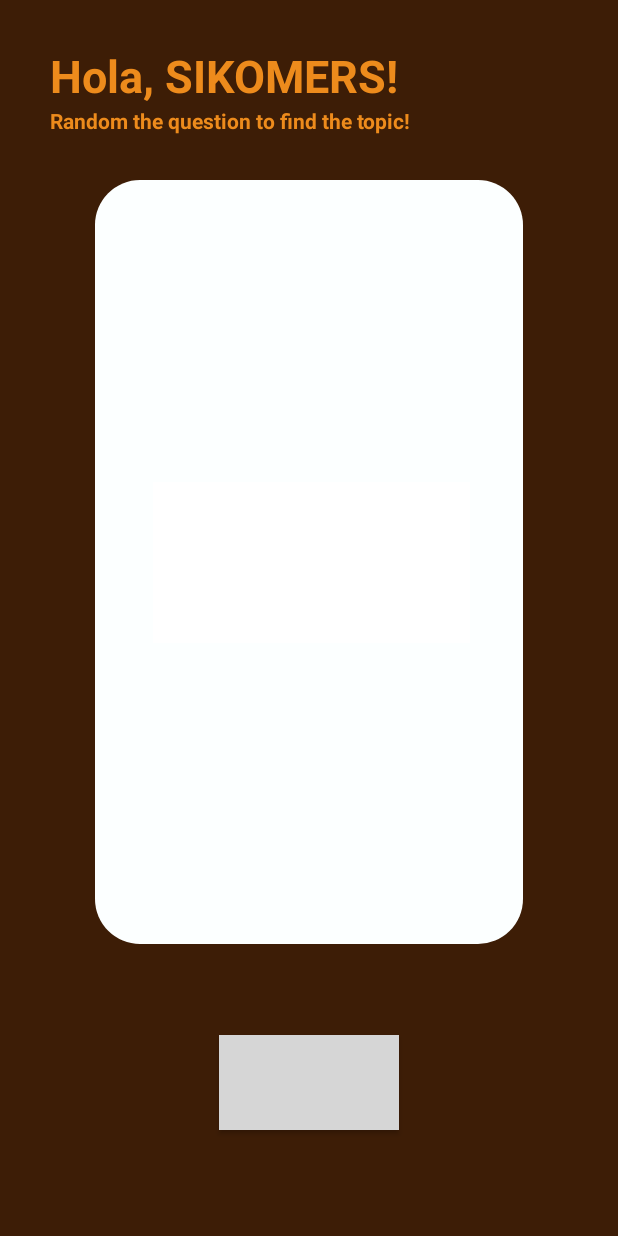
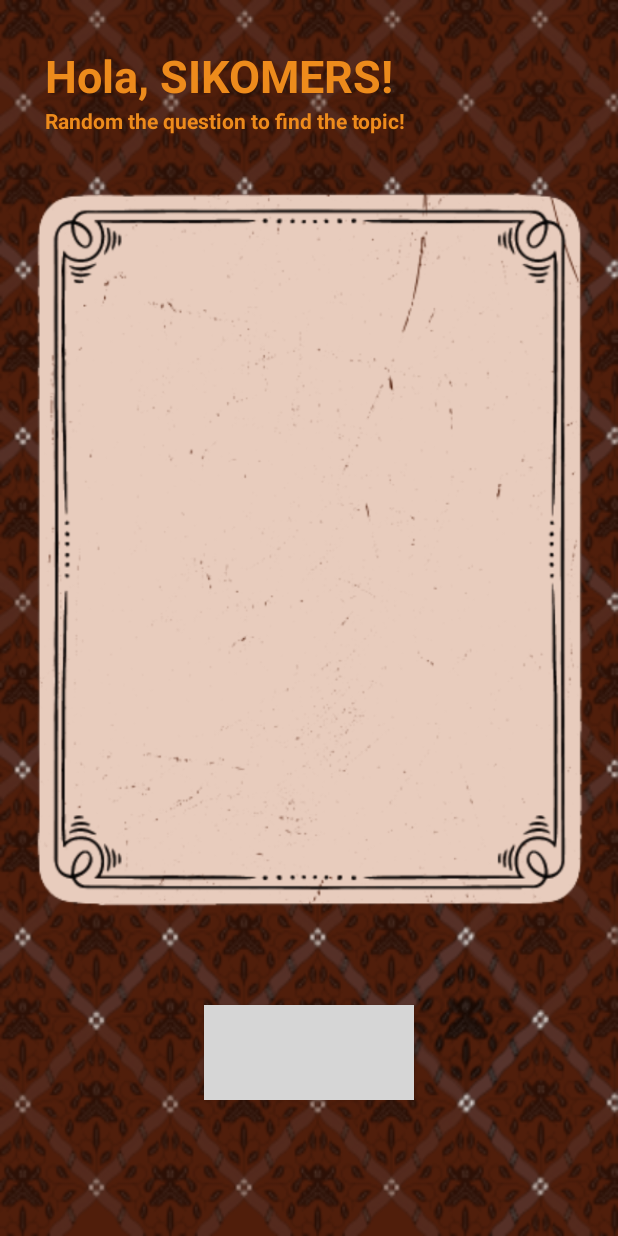
Before and after one commit to Aftermath00/refactorCSUSU, an Android app: the screen it shows after launch (MainActivity), on a phone screen of 412 x 824 dp. Run offline under Robolectric (Android 15) with nearby library versions, the phone set to English and light mode, and no system bars; grey boxes are pictures that could not be loaded.

Commit message:
changing bg and card bg

```diff
--- a/app/src/main/AndroidManifest.xml
+++ b/app/src/main/AndroidManifest.xml
@@ -6,7 +6,7 @@
 			android:allowBackup="true"
 			android:dataExtractionRules="@xml/data_extraction_rules"
 			android:fullBackupContent="@xml/backup_rules"
-			android:icon="@drawable/refactor"
+			android:icon="@drawable/app_ic"
 			android:label="@string/app_name"
 			android:supportsRtl="true"
 			android:theme="@style/Theme.Refactor"
--- /dev/null
+++ b/app/src/main/res/drawable/card_background.xml
@@ -0,0 +1,9 @@
+<?xml version="1.0" encoding="utf-8"?>
+<layer-list xmlns:android="http://schemas.android.com/apk/res/android">
+    <item>
+        <shape>
+            <corners android:radius="30dp"/>
+        </shape>
+    </item>
+    <item android:drawable="@drawable/card_bg"/>
+</layer-list>
--- a/app/src/main/res/layout/activity_main.xml
+++ b/app/src/main/res/layout/activity_main.xml
@@ -6,17 +6,18 @@
 		android:layout_width="match_parent"
 		android:layout_height="match_parent"
 		tools:context=".MainActivity"
-		android:background="@color/yellow_bg">
+		android:background="@drawable/root_bg">
 
 	<androidx.constraintlayout.widget.ConstraintLayout
 		android:id="@+id/top_container"
 		android:layout_width="wrap_content"
 		android:layout_height="wrap_content"
 		android:paddingHorizontal="30dp"
+		android:paddingTop="30dp"
 		android:paddingBottom="0dp"
-			android:paddingTop="30dp"
+		android:background="@drawable/card_bg2"
+		app:layout_constraintEnd_toEndOf="parent"
 		app:layout_constraintStart_toStartOf="parent"
-			app:layout_constraintEnd_toEndOf="parent"
 		app:layout_constraintTop_toTopOf="parent">
 
 
@@ -25,8 +26,8 @@
 			android:layout_width="wrap_content"
 			android:layout_height="wrap_content"
 			android:text="@string/hola_sikomers"
+			android:textColor="#ED8B1C"
 			android:textSize="30sp"
-				android:textColor="#ED8B1C"
 			android:textStyle="bold"
 			app:layout_constraintStart_toStartOf="parent"
 			app:layout_constraintTop_toTopOf="parent" />
@@ -38,57 +39,53 @@
 			android:text="@string/random_the_question_to_find_the_topic"
 			android:textColor="#ED8B1C"
 			android:textStyle="bold"
-				app:layout_constraintTop_toBottomOf="@+id/user_welcome_tv"
-				app:layout_constraintStart_toStartOf="parent"/>
+			app:layout_constraintStart_toStartOf="parent"
+			app:layout_constraintTop_toBottomOf="@+id/user_welcome_tv" />
 
 		<androidx.constraintlayout.widget.ConstraintLayout
 			android:id="@+id/card_container"
-				android:layout_width="285dp"
-				android:layout_height="509dp"
-				android:layout_margin="30dp"
-				android:background="@drawable/rounded_corner"
-				app:layout_constraintTop_toBottomOf="@+id/welcome_subtittle"
+			android:layout_width="match_parent"
+			android:layout_height="580dp"
+			app:layout_constraintEnd_toEndOf="parent"
 			app:layout_constraintStart_toStartOf="parent"
-				app:layout_constraintEnd_toEndOf="parent"
-				android:layout_marginTop="72dp"
-				app:layout_constraintHorizontal_bias="0.495">
+			app:layout_constraintTop_toBottomOf="@+id/welcome_subtittle">
 
 			<TextView
+				android:id="@+id/question_text"
 				android:layout_width="211dp"
-					android:layout_height="107dp"
-					android:id="@+id/question_text"
+				android:layout_height="wrap_content"
+				android:layout_marginStart="113dp"
+				android:layout_marginTop="242dp"
 				android:layout_marginEnd="127dp"
+				android:layout_marginBottom="243dp"
+				android:background="#00FFFFFF "
+				android:fontFamily="monospace"
+				android:textAlignment="center"
+				android:textColor="#000000"
+				android:textSize="16sp"
+				app:layout_constraintBottom_toBottomOf="parent"
+				app:layout_constraintEnd_toEndOf="parent"
+				app:layout_constraintHorizontal_bias="0.45"
+				app:layout_constraintStart_toStartOf="parent"
+				app:layout_constraintTop_toTopOf="parent"
+				app:layout_constraintVertical_bias="0.488" />
+		</androidx.constraintlayout.widget.ConstraintLayout>
+
+		<androidx.appcompat.widget.AppCompatButton
+			android:id="@+id/random_button"
+			style="@style/ButtonTheme"
+			android:layout_width="140dp"
+			android:layout_height="63dp"
+			android:text="@string/random"
+			android:textAllCaps="false"
+			android:theme="@style/ButtonTheme"
 			app:layout_constraintEnd_toEndOf="parent"
 			app:layout_constraintStart_toStartOf="parent"
-					android:layout_marginStart="113dp"
-					app:layout_constraintTop_toTopOf="parent"
-					android:layout_marginTop="242dp"
-					app:layout_constraintBottom_toBottomOf="parent"
-					android:layout_marginBottom="243dp"
-					android:background="#FFFFFF"
-					android:fontFamily="monospace"
-					android:textColor="#000000"
-					android:textSize="16sp"
-					app:layout_constraintHorizontal_bias="0.45"
-					app:layout_constraintVertical_bias="0.488"/>
-		</androidx.constraintlayout.widget.ConstraintLayout>
+			app:layout_constraintTop_toBottomOf="@+id/card_container" />
 
 	</androidx.constraintlayout.widget.ConstraintLayout>
 
-	<Button
-			android:text="@string/random"
-			android:layout_width="120dp"
-			android:layout_height="63dp"
-			android:id="@+id/random_button"
-			android:background="@drawable/rounded_corner_shape_black"
-			android:layout_marginTop="17dp"
-			app:layout_constraintTop_toBottomOf="@+id/top_container"
-			android:layout_marginEnd="146dp"
-			app:layout_constraintEnd_toEndOf="parent"
-			app:layout_constraintStart_toStartOf="parent"
-			android:layout_marginStart="146dp"
-			app:layout_constraintBottom_toBottomOf="parent"
-			android:layout_marginBottom="27dp"/>
+
 
 
 </androidx.constraintlayout.widget.ConstraintLayout>
--- a/app/src/main/res/values-night/themes.xml
+++ b/app/src/main/res/values-night/themes.xml
@@ -1,16 +1,20 @@
 <resources xmlns:tools="http://schemas.android.com/tools">
 	<!-- Base application theme. -->
 	<style name="Theme.Refactor" parent="Theme.MaterialComponents.DayNight.DarkActionBar">
-		<!-- Primary brand color. -->
-		<item name="colorPrimary">@color/purple_200</item>
-		<item name="colorPrimaryVariant">@color/purple_700</item>
-		<item name="colorOnPrimary">@color/black</item>
 		<!-- Secondary brand color. -->
 		<item name="colorSecondary">@color/teal_200</item>
-		<item name="colorSecondaryVariant">@color/teal_200</item>
+		<item name="colorSecondaryVariant">@color/teal_700</item>
 		<item name="colorOnSecondary">@color/black</item>
 		<!-- Status bar color. -->
-		<item name="android:statusBarColor">?attr/colorPrimaryVariant</item>
+		<item name="android:statusBarColor">@color/black</item>
 		<!-- Customize your theme here. -->
 	</style>
+
+	<style name="ButtonTheme" parent="Theme.AppCompat.DayNight">
+		<item name="android:background">@drawable/rounded_corner_shape_black</item>
+	</style>
+
+	<style name="TextColor" parent="Theme.AppCompat.DayNight">
+		<item name="android:textColor">@color/white</item>
+	</style>
 </resources>
--- a/app/src/main/res/values/strings.xml
+++ b/app/src/main/res/values/strings.xml
@@ -2,5 +2,5 @@
 	<string name="app_name">Refactor CS USU</string>
 	<string name="hola_sikomers">Hola, SIKOMERS!</string>
 	<string name="random_the_question_to_find_the_topic">Random the question to find the topic!</string>
-	<string name="random">Random</string>
+	<string name="random">Get Question</string>
 </resources>
--- a/app/src/main/res/values/themes.xml
+++ b/app/src/main/res/values/themes.xml
@@ -6,7 +6,11 @@
 		<item name="colorSecondaryVariant">@color/teal_700</item>
 		<item name="colorOnSecondary">@color/black</item>
 		<!-- Status bar color. -->
-		<item name="android:statusBarColor">?attr/colorPrimaryVariant</item>
+		<item name="android:statusBarColor">@color/black</item>
 		<!-- Customize your theme here. -->
 	</style>
+
+	<style name="ButtonTheme" parent="ThemeOverlay.AppCompat.Dark">
+		<item name="android:background">@drawable/rounded_corner_shape_black</item>
+	</style>
 </resources>
```
Also changed, not shown: app/src/main/res/drawable/app_ic.png (added), app/src/main/res/drawable/button_bg.png (added), app/src/main/res/drawable/card_bg.png (added), app/src/main/res/drawable/card_bg2.png (added), app/src/main/res/drawable/root_bg.png (added). Lines whose indentation alone changed are shown as unchanged.
